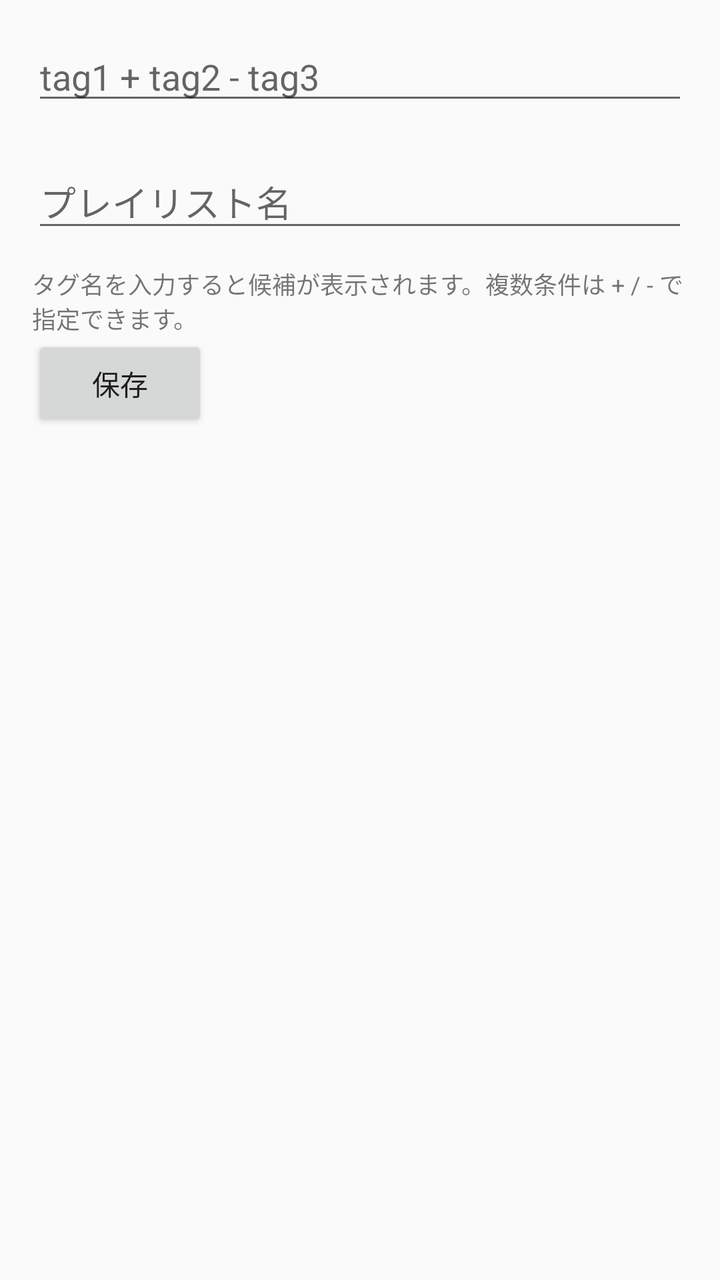
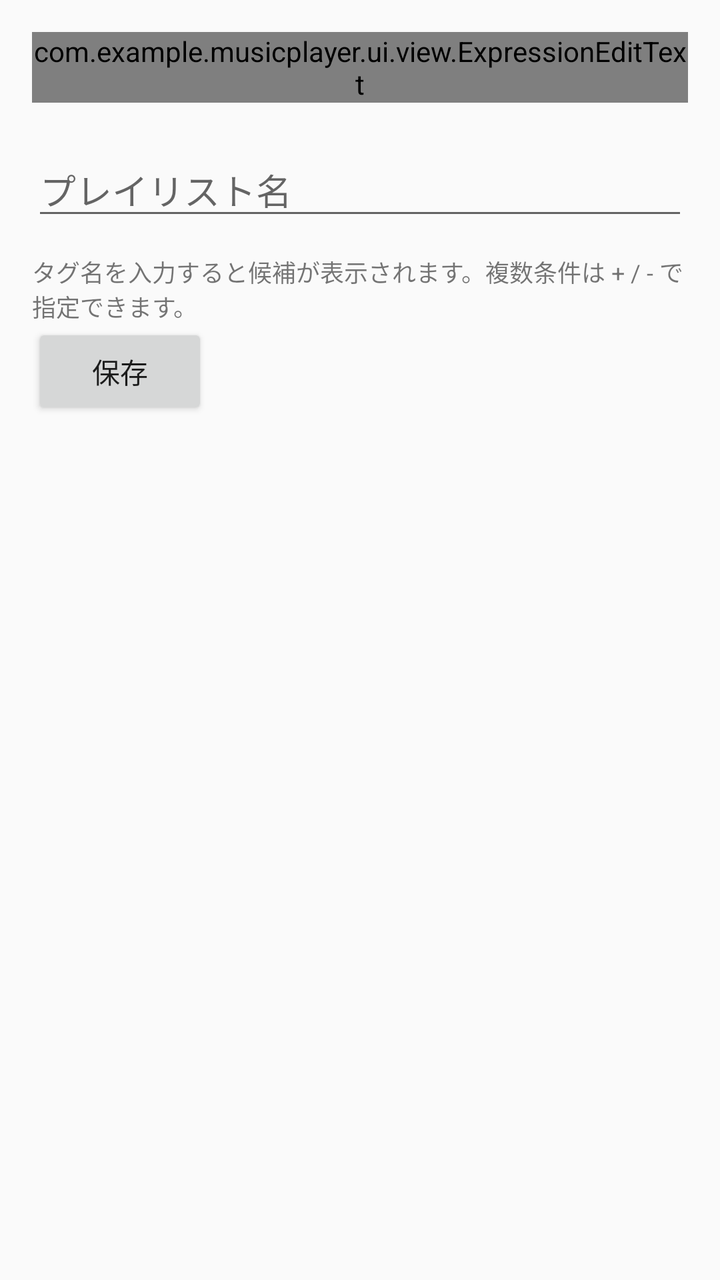

An Android layout rendered at two revisions. The XML below is the earlier revision; the diff shows what the commit changed to produce the second picture.
<!-- AndroidManifest.xml: application theme Theme.AppCompat.DayNight.DarkActionBar -->
<!-- res/layout/activity_create_playlist.xml -->
<?xml version="1.0" encoding="utf-8"?>
<ScrollView
    xmlns:android="http://schemas.android.com/apk/res/android"
    android:layout_width="match_parent"
    android:layout_height="match_parent">

    <LinearLayout
        android:orientation="vertical"
        android:padding="16dp"
        android:layout_width="match_parent"
        android:layout_height="wrap_content">

        <AutoCompleteTextView
            android:id="@+id/expressionEdit"
            android:hint="tag1 + tag2 - tag3"
            android:inputType="text"
            android:singleLine="true"
            android:completionThreshold="0"
            android:layout_width="match_parent"
            android:layout_height="wrap_content"/>

        <TextView
            android:id="@+id/expressionStatus"
            android:layout_width="match_parent"
            android:layout_height="wrap_content"
            android:textSize="12sp"
            android:paddingTop="4dp"/>

        <EditText
            android:id="@+id/playlistName"
            android:hint="プレイリスト名"
            android:layout_width="match_parent"
            android:layout_height="wrap_content"/>

        <TextView
            android:text="タグ名を入力すると候補が表示されます。複数条件は + / - で指定できます。"
            android:textSize="12sp"
            android:paddingTop="12dp"
            android:layout_width="wrap_content"
            android:layout_height="wrap_content"/>

        <Button
            android:id="@+id/savePlaylist"
            android:text="保存"
            android:layout_width="wrap_content"
            android:layout_height="wrap_content"/>
    </LinearLayout>
</ScrollView>
<!-- resources referenced by this layout -->
<resources>

</resources>

<!-- the commit's change to res/layout/activity_create_playlist.xml (unified diff, before → after) -->
@@ -10,7 +10,7 @@
         android:layout_width="match_parent"
         android:layout_height="wrap_content">
 
-        <AutoCompleteTextView
+        <com.example.musicplayer.ui.view.ExpressionEditText
             android:id="@+id/expressionEdit"
             android:hint="tag1 + tag2 - tag3"
             android:inputType="text"
